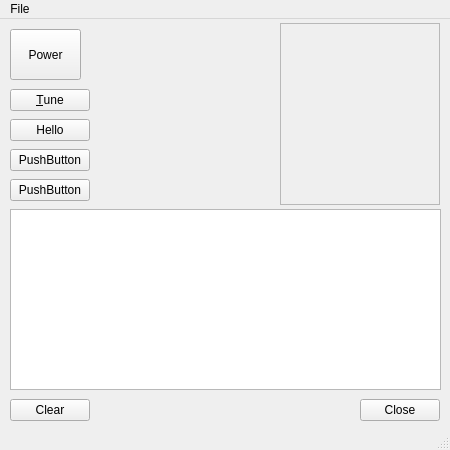
Before: the Qt Designer form mainwindow.ui in radi8/QtRemote, drawn with Qt 5.
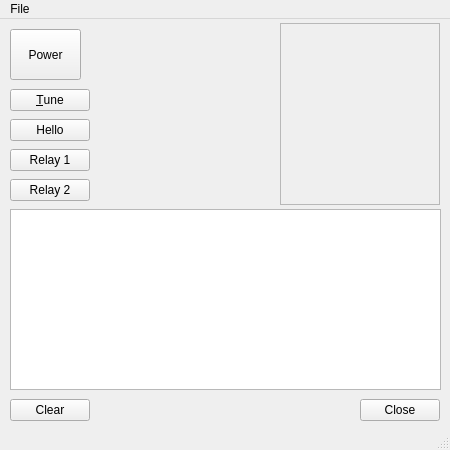
After: the same form once the commit is applied. Custom widgets are drawn as their Qt base class.

Diff of the .ui file:
```diff
--- a/mainwindow.ui
+++ b/mainwindow.ui
@@ -89,7 +89,10 @@
      </rect>
     </property>
     <property name="text">
-     <string>PushButton</string>
+     <string>Relay 1</string>
+    </property>
+    <property name="checkable">
+     <bool>true</bool>
     </property>
    </widget>
    <widget class="QPushButton" name="pushButton_4">
@@ -102,7 +105,10 @@
      </rect>
     </property>
     <property name="text">
-     <string>PushButton</string>
+     <string>Relay 2</string>
+    </property>
+    <property name="checkable">
+     <bool>true</bool>
     </property>
    </widget>
    <widget class="QPushButton" name="pushButton_Close">
```
Left out of the diff: 22 changed lines with no effect on the pictures.
